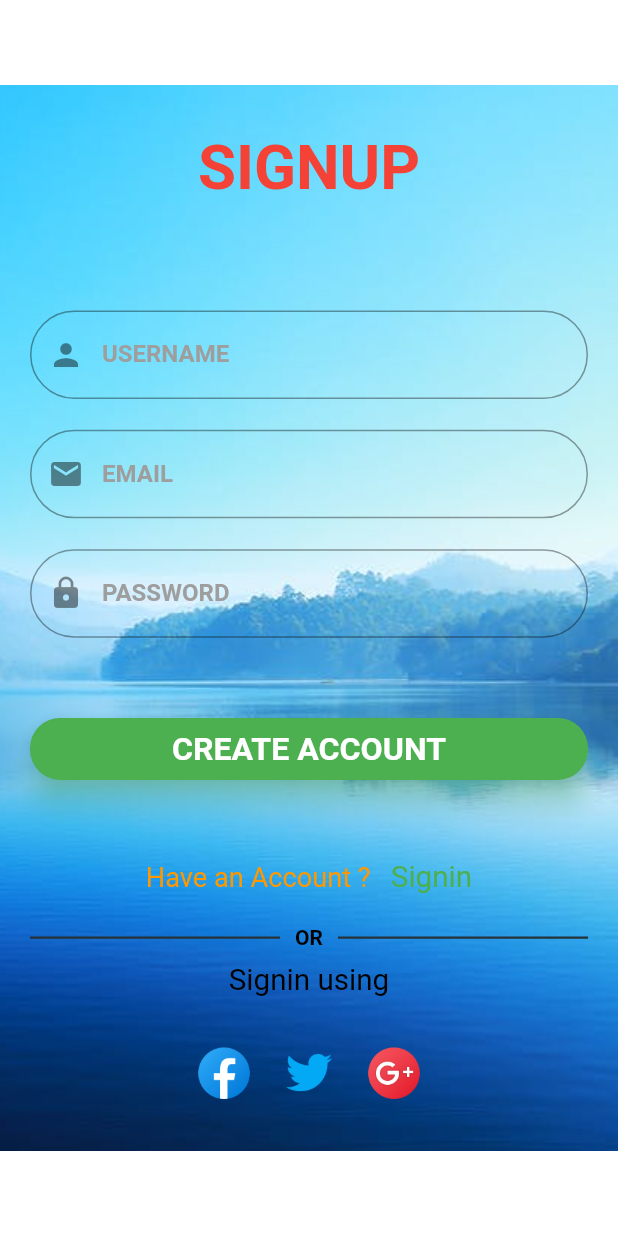
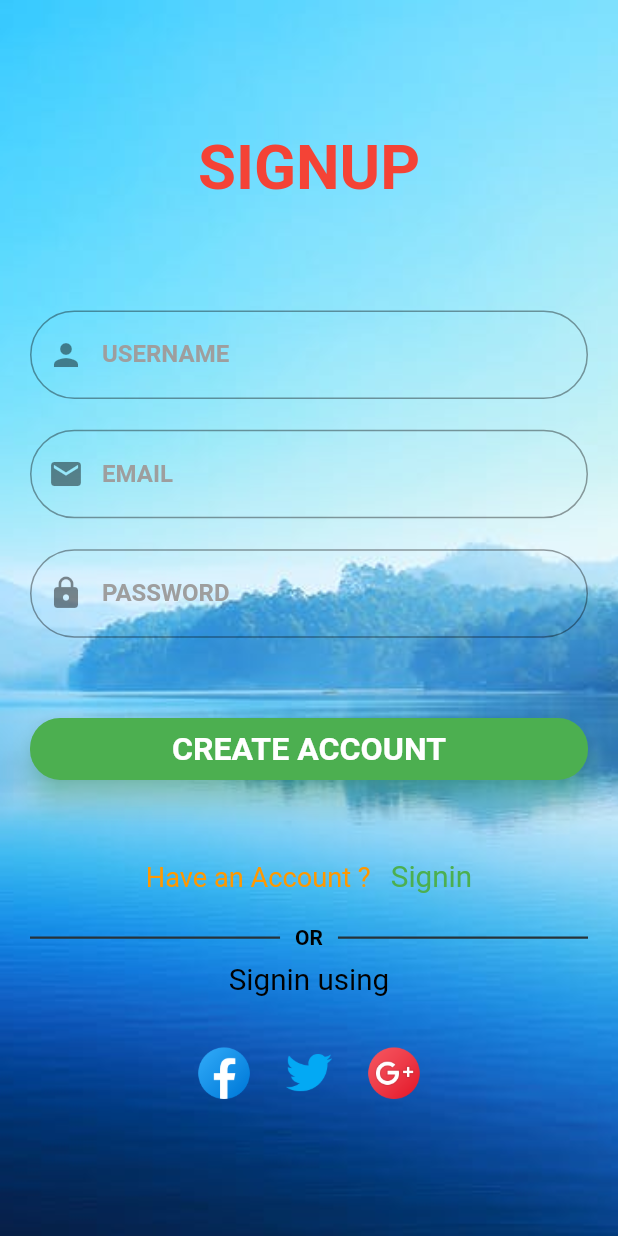
Before and after one commit to Songoku1326/Login_Signup-Flutter-Application, a Flutter app: the SignupScreen screen opened directly, on a phone screen of 412 x 824 dp. Run offline on Flutter 3.47's test engine with Material 2 defaults, Android fonts, the phone set to English and light mode, and no system bars; our stand-ins replace email_validator, fluttertoast, shared_preferences; missing offline and left inert: razorpay_flutter; accounts and stored records are empty; Roboto replaces fonts that are missing (Montserrat).

Commit message:
Update background.dart

```diff
--- a/lib/Screens/Login/components/background.dart
+++ b/lib/Screens/Login/components/background.dart
@@ -21,7 +21,7 @@ class Background extends StatelessWidget {
             bottom: 0,
             child: Image.asset(
               "assets/images/pexels-photo-40465.png",
-              height: size.height,
+              fit: BoxFit.fill,
             ),
           ),
           child,
```
